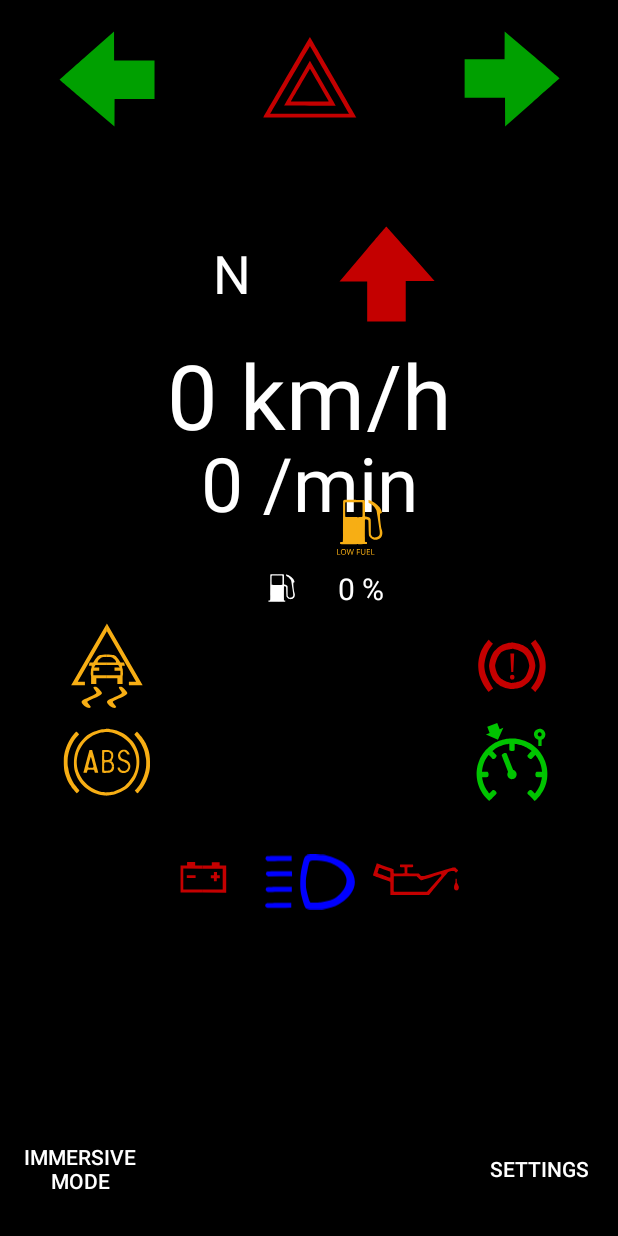
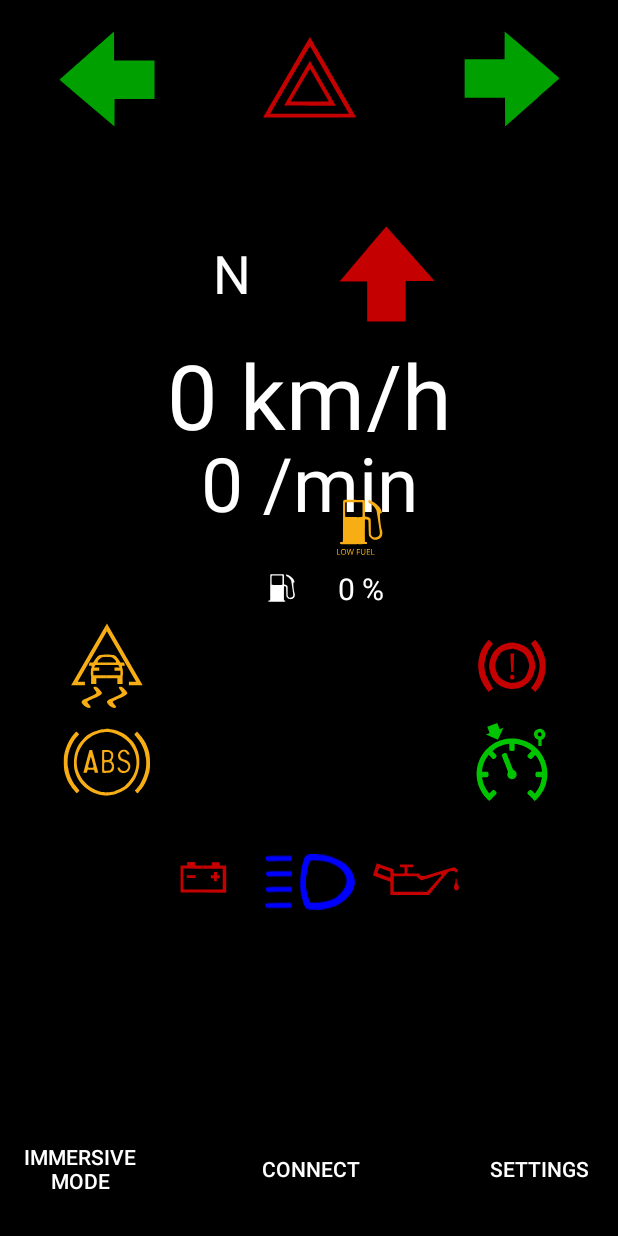
Before and after one commit to Clem0908/SmartDash, an Android app: the screen it shows after launch (MainActivity), on a phone screen of 412 x 824 dp. Run offline under Robolectric (Android 15) with nearby library versions, the phone set to English and light mode, and no system bars.

Commit message:
no more crashes

```diff
--- a/app/src/main/res/layout-land/mainactivityview.xml
+++ b/app/src/main/res/layout-land/mainactivityview.xml
@@ -17,6 +17,18 @@
         android:textColor="@color/white"
         app:layout_constraintBottom_toTopOf="@+id/landBottomHorizontalGuideline"
         app:layout_constraintEnd_toStartOf="@+id/landRightVerticalGuideline" />
+
+    <Button
+        android:id="@+id/connect"
+        android:layout_width="100dp"
+        android:layout_height="wrap_content"
+        android:background="@color/black"
+        android:backgroundTint="@color/black"
+        android:text="@string/connect"
+        android:textColor="@color/white"
+        app:layout_constraintBottom_toTopOf="@+id/landBottomHorizontalGuideline"
+        app:layout_constraintStart_toStartOf="@+id/landHalfMiddleVerticalGuideline" />
+
 
     <Button
         android:id="@+id/immersiveMode"
--- a/app/src/main/res/layout/mainactivityview.xml
+++ b/app/src/main/res/layout/mainactivityview.xml
@@ -17,6 +17,18 @@
         android:textColor="@color/white"
         app:layout_constraintBottom_toTopOf="@+id/downHorizontalGuideline"
         app:layout_constraintStart_toStartOf="@+id/rightVerticalGuideline" />
+
+    <Button
+        android:id="@+id/connect"
+        android:layout_width="100dp"
+        android:layout_height="wrap_content"
+        android:background="@color/black"
+        android:backgroundTint="@color/black"
+        android:text="@string/connect"
+        android:textColor="@color/white"
+        app:layout_constraintBottom_toTopOf="@+id/downHorizontalGuideline"
+        app:layout_constraintEnd_toStartOf="@+id/rightVerticalGuideline"
+        app:layout_constraintStart_toStartOf="@+id/leftVerticalGuideline" />
 
     <Button
         android:id="@+id/immersiveMode"
--- a/app/src/main/res/values/strings.xml
+++ b/app/src/main/res/values/strings.xml
@@ -6,4 +6,5 @@
     <string name="useriptext">IP address of the computer running Live for Speed :</string>
     <string name="userporttext">Port where the Server is sending packets :</string>
     <string name="immersive">Immersive mode</string>
+    <string name="connect">Connect</string>
 </resources>
```
Also changed, not shown: app/src/main/java/org/clem0908/smartdash/MainActivity.kt (+44 -39 lines), 1 other file.
